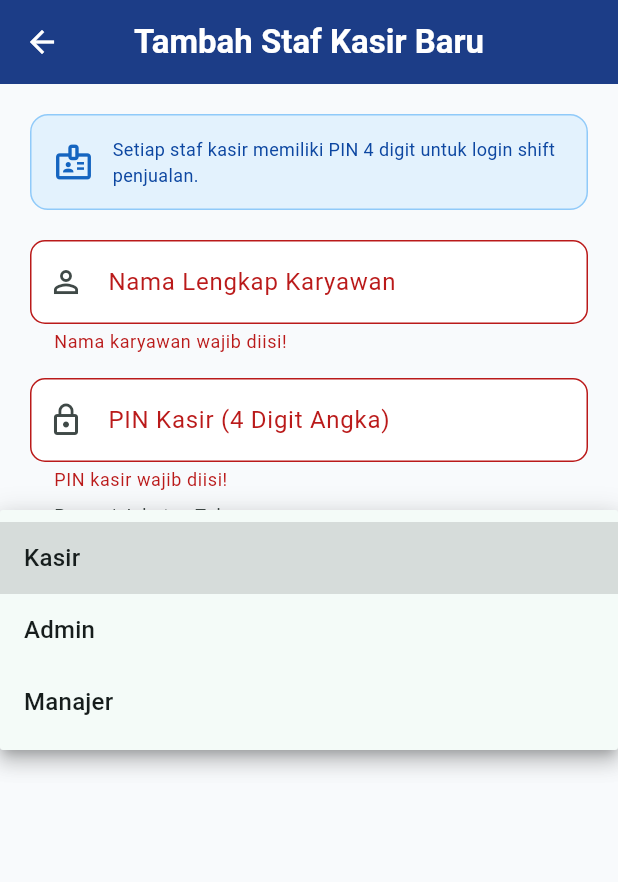
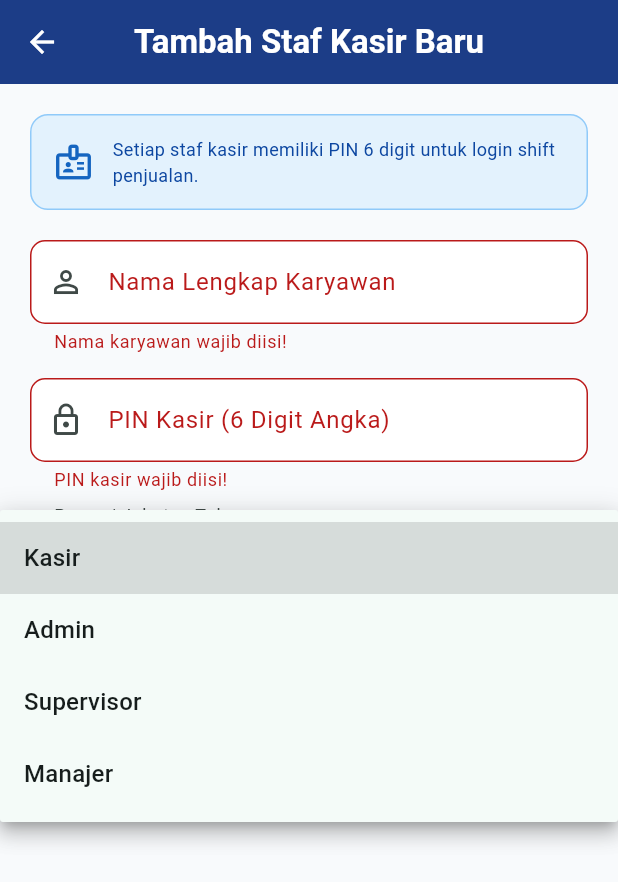
Before and after one commit to malikazet/smartkasir_app, a Flutter app: the FormKaryawanPage screen opened directly, after a tap on "Simpan Karyawan Baru", after a tap on "Kasir", on a phone screen of 412 x 824 dp. Shown: the top 882 px of the screen. Run offline on Flutter 3.47's test engine with Material 3 defaults, Android fonts, the phone set to English and light mode, and no system bars; our stand-ins replace shared_preferences, sqflite, sqflite_common_ffi_web; accounts and stored records are empty; network calls fail.

Commit message:
M12: Tantangan Mandiri Supervisor PIN 6 Digit dan Instagram Toko 3.

```diff
--- a/lib/pages/form_karyawan_page.dart
+++ b/lib/pages/form_karyawan_page.dart
@@ -19,7 +19,9 @@ class _FormKaryawanPageState extends State<FormKaryawanPage> {
   final _pinController = TextEditingController();
 
   String _peranTerpilih = 'Kasir';
-  final List<String> _daftarPeran = ['Kasir', 'Admin', 'Manajer'];
+
+  // Tantangan 1: Menambahkan peran Supervisor
+  final List<String> _daftarPeran = ['Kasir', 'Admin', 'Supervisor', 'Manajer'];
 
   bool _sedangMenyimpan = false;
   bool get _isEditMode => widget.karyawan != null;
@@ -77,6 +79,7 @@ class _FormKaryawanPageState extends State<FormKaryawanPage> {
       Navigator.pop(context, true);
     } catch (e) {
       if (!mounted) return;
+
       ScaffoldMessenger.of(context).showSnackBar(
         SnackBar(
           content: Text('Terjadi kesalahan database: $e'),
@@ -85,7 +88,9 @@ class _FormKaryawanPageState extends State<FormKaryawanPage> {
         ),
       );
     } finally {
-      if (mounted) setState(() => _sedangMenyimpan = false);
+      if (mounted) {
+        setState(() => _sedangMenyimpan = false);
+      }
     }
   }
 
@@ -128,7 +133,7 @@ class _FormKaryawanPageState extends State<FormKaryawanPage> {
                     const SizedBox(width: 12),
                     Expanded(
                       child: Text(
-                        'Setiap staf kasir memiliki PIN 4 digit untuk login shift penjualan.',
+                        'Setiap staf kasir memiliki PIN 6 digit untuk login shift penjualan.',
                         style: TextStyle(
                           color: Colors.blue.shade900,
                           fontSize: 12,
@@ -140,6 +145,7 @@ class _FormKaryawanPageState extends State<FormKaryawanPage> {
               ),
               const SizedBox(height: 20),
 
+              // Input nama karyawan
               TextFormField(
                 controller: _namaController,
                 decoration: InputDecoration(
@@ -164,17 +170,18 @@ class _FormKaryawanPageState extends State<FormKaryawanPage> {
               ),
               const SizedBox(height: 16),
 
+              // Tantangan 2: PIN tepat 6 digit angka
               TextFormField(
                 controller: _pinController,
                 keyboardType: TextInputType.number,
                 obscureText: true,
                 inputFormatters: [
                   FilteringTextInputFormatter.digitsOnly,
-                  LengthLimitingTextInputFormatter(4),
+                  LengthLimitingTextInputFormatter(6),
                 ],
                 decoration: InputDecoration(
-                  labelText: 'PIN Kasir (4 Digit Angka)',
-                  hintText: 'Contoh: 1234',
+                  labelText: 'PIN Kasir (6 Digit Angka)',
+                  hintText: 'Contoh: 123456',
                   prefixIcon: const Icon(Icons.lock_outline),
                   border: OutlineInputBorder(
                     borderRadius: BorderRadius.circular(10),
@@ -186,14 +193,15 @@ class _FormKaryawanPageState extends State<FormKaryawanPage> {
                   if (val == null || val.trim().isEmpty) {
                     return 'PIN kasir wajib diisi!';
                   }
-                  if (val.trim().length != 4) {
-                    return 'PIN kasir harus tepat 4 digit angka!';
+                  if (!RegExp(r'^[0-9]{6}$').hasMatch(val.trim())) {
+                    return 'PIN kasir harus tepat 6 digit angka!';
                   }
                   return null;
                 },
               ),
               const SizedBox(height: 16),
 
+              // Dropdown jabatan
               DropdownButtonFormField<String>(
                 initialValue: _peranTerpilih,
                 decoration: InputDecoration(
--- a/lib/pages/kelola_karyawan_page.dart
+++ b/lib/pages/kelola_karyawan_page.dart
@@ -134,6 +134,9 @@ class _KelolaKaryawanPageState extends State<KelolaKaryawanPage> {
     if (peran == 'Manajer') {
       bg = Colors.amber.shade100;
       fg = Colors.amber.shade900;
+    } else if (peran == 'Supervisor') {
+      bg = Colors.purple.shade100;
+      fg = Colors.purple.shade900;
     } else if (peran == 'Admin') {
       bg = Colors.blue.shade100;
       fg = Colors.blue.shade900;
```
Also changed, not shown: lib/pages/profil_toko_page.dart (+24 -0 lines).
